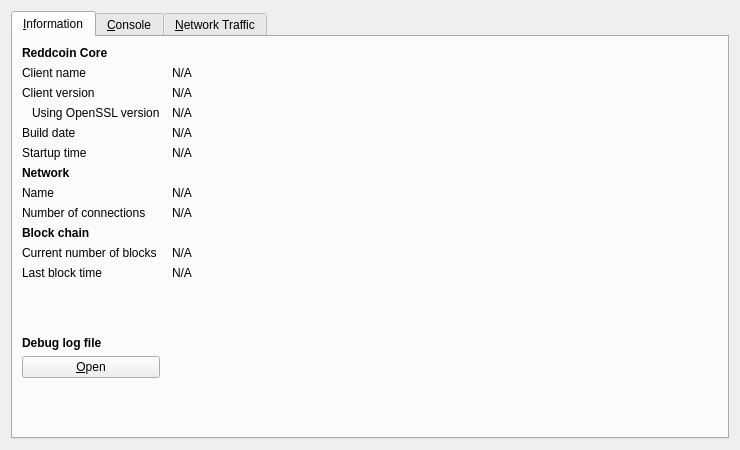
This is src/qt/forms/rpcconsole.ui in zarGonnn/reddcoin as Qt 5 draws it before an edit. The edited form follows.
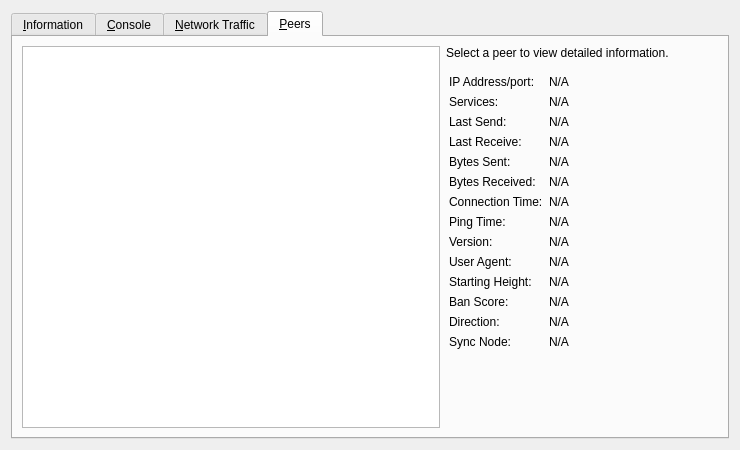
This is the edited form. The open tabs and pages were chosen to show the change. Icons and pictures are not drawn. Custom widgets are drawn as their Qt base class.

Commit message: Qt: Add GUI view of peer information. #4133

Patch:
```diff
--- a/src/qt/forms/rpcconsole.ui
+++ b/src/qt/forms/rpcconsole.ui
@@ -652,6 +652,281 @@
        </item>
       </layout>
      </widget>
+     <widget class="QWidget" name="tab_peers">
+      <attribute name="title">
+       <string>&amp;Peers</string>
+      </attribute>
+      <layout class="QGridLayout" name="gridLayout_2">
+       <item row="0" column="1">
+        <widget class="QLabel" name="peerHeading">
+         <property name="sizePolicy">
+          <sizepolicy hsizetype="Preferred" vsizetype="Minimum">
+           <horstretch>0</horstretch>
+           <verstretch>0</verstretch>
+          </sizepolicy>
+         </property>
+         <property name="text">
+          <string>Select a peer to view detailed information.</string>
+         </property>
+         <property name="margin">
+          <number>3</number>
+         </property>
+        </widget>
+       </item>
+       <item row="0" column="0" rowspan="2">
+        <widget class="QTableView" name="peerWidget">
+         <property name="sizePolicy">
+          <sizepolicy hsizetype="Expanding" vsizetype="Expanding">
+           <horstretch>0</horstretch>
+           <verstretch>0</verstretch>
+          </sizepolicy>
+         </property>
+         <property name="horizontalScrollBarPolicy">
+          <enum>Qt::ScrollBarAlwaysOff</enum>
+         </property>
+         <property name="editTriggers">
+          <set>QAbstractItemView::AnyKeyPressed|QAbstractItemView::DoubleClicked|QAbstractItemView::EditKeyPressed</set>
+         </property>
+         <property name="sortingEnabled">
+          <bool>true</bool>
+         </property>
+        </widget>
+       </item>
+       <item row="1" column="1">
+        <widget class="QWidget" name="detailWidget" native="true">
+         <property name="sizePolicy">
+          <sizepolicy hsizetype="Preferred" vsizetype="Expanding">
+           <horstretch>0</horstretch>
+           <verstretch>0</verstretch>
+          </sizepolicy>
+         </property>
+         <layout class="QGridLayout" name="gridLayout_3">
+          <property name="leftMargin">
+           <number>3</number>
+          </property>
+          <item row="12" column="0">
+           <widget class="QLabel" name="label_21">
+            <property name="text">
+             <string>Version:</string>
+            </property>
+           </widget>
+          </item>
+          <item row="11" column="1">
+           <widget class="QLabel" name="peerPingTime">
+            <property name="text">
+             <string>N/A</string>
+            </property>
+           </widget>
+          </item>
+          <item row="5" column="0">
+           <widget class="QLabel" name="label_19">
+            <property name="text">
+             <string>Last Receive:</string>
+            </property>
+           </widget>
+          </item>
+          <item row="14" column="0">
+           <widget class="QLabel" name="label_28">
+            <property name="text">
+             <string>User Agent:</string>
+            </property>
+           </widget>
+          </item>
+          <item row="12" column="1">
+           <widget class="QLabel" name="peerVersion">
+            <property name="text">
+             <string>N/A</string>
+            </property>
+           </widget>
+          </item>
+          <item row="8" column="1">
+           <widget class="QLabel" name="peerConnTime">
+            <property name="minimumSize">
+             <size>
+              <width>160</width>
+              <height>0</height>
+             </size>
+            </property>
+            <property name="text">
+             <string>N/A</string>
+            </property>
+           </widget>
+          </item>
+          <item row="11" column="0">
+           <widget class="QLabel" name="label_26">
+            <property name="text">
+             <string>Ping Time:</string>
+            </property>
+           </widget>
+          </item>
+          <item row="5" column="1">
+           <widget class="QLabel" name="peerLastRecv">
+            <property name="sizePolicy">
+             <sizepolicy hsizetype="Preferred" vsizetype="Preferred">
+              <horstretch>0</horstretch>
+              <verstretch>0</verstretch>
+             </sizepolicy>
+            </property>
+            <property name="text">
+             <string>N/A</string>
+            </property>
+           </widget>
+          </item>
+          <item row="8" column="0">
+           <widget class="QLabel" name="label_22">
+            <property name="text">
+             <string>Connection Time:</string>
+            </property>
+           </widget>
+          </item>
+          <item row="6" column="1">
+           <widget class="QLabel" name="peerBytesSent">
+            <property name="text">
+             <string>N/A</string>
+            </property>
+           </widget>
+          </item>
+          <item row="14" column="1">
+           <widget class="QLabel" name="peerSubversion">
+            <property name="text">
+             <string>N/A</string>
+            </property>
+           </widget>
+          </item>
+          <item row="15" column="0">
+           <widget class="QLabel" name="label_29">
+            <property name="text">
+             <string>Starting Height:</string>
+            </property>
+           </widget>
+          </item>
+          <item row="7" column="1">
+           <widget class="QLabel" name="peerBytesRecv">
+            <property name="text">
+             <string>N/A</string>
+            </property>
+           </widget>
+          </item>
+          <item row="6" column="0">
+           <widget class="QLabel" name="label_18">
+            <property name="text">
+             <string>Bytes Sent:</string>
+            </property>
+           </widget>
+          </item>
+          <item row="7" column="0">
+           <widget class="QLabel" name="label_20">
+            <property name="text">
+             <string>Bytes Received:</string>
+            </property>
+           </widget>
+          </item>
+          <item row="15" column="1">
+           <widget class="QLabel" name="peerHeight">
+            <property name="text">
+             <string>N/A</string>
+            </property>
+           </widget>
+          </item>
+          <item row="16" column="0">
+           <widget class="QLabel" name="label_24">
+            <property name="text">
+             <string>Ban Score:</string>
+            </property>
+           </widget>
+          </item>
+          <item row="16" column="1">
+           <widget class="QLabel" name="peerBanScore">
+            <property name="text">
+             <string>N/A</string>
+            </property>
+           </widget>
+          </item>
+          <item row="17" column="0">
+           <widget class="QLabel" name="label_23">
+            <property name="text">
+             <string>Direction:</string>
+            </property>
+           </widget>
+          </item>
+          <item row="17" column="1">
+           <widget class="QLabel" name="peerDirection">
+            <property name="text">
+             <string>N/A</string>
+            </property>
+           </widget>
+          </item>
+          <item row="19" column="0">
+           <widget class="QLabel" name="label_25">
+            <property name="text">
+             <string>Sync Node:</string>
+            </property>
+           </widget>
+          </item>
+          <item row="19" column="1">
+           <widget class="QLabel" name="peerSyncNode">
+            <property name="text">
+             <string>N/A</string>
+            </property>
+           </widget>
+          </item>
+          <item row="3" column="0">
+           <widget class="QLabel" name="label_15">
+            <property name="text">
+             <string>Last Send:</string>
+            </property>
+           </widget>
+          </item>
+          <item row="2" column="0">
+           <widget class="QLabel" name="label_4">
+            <property name="text">
+             <string>Services:</string>
+            </property>
+           </widget>
+          </item>
+          <item row="1" column="0">
+           <widget class="QLabel" name="label_27">
+            <property name="text">
+             <string>IP Address/port:</string>
+            </property>
+           </widget>
+          </item>
+          <item row="3" column="1">
+           <widget class="QLabel" name="peerLastSend">
+            <property name="text">
+             <string>N/A</string>
+            </property>
+           </widget>
+          </item>
+          <item row="2" column="1">
+           <widget class="QLabel" name="peerServices">
+            <property name="text">
+             <string>N/A</string>
+            </property>
+           </widget>
+          </item>
+          <item row="1" column="1">
+           <widget class="QLabel" name="peerAddr">
+            <property name="text">
+             <string>N/A</string>
+            </property>
+           </widget>
+          </item>
+          <item row="20" column="0">
+           <widget class="QWidget" name="widget" native="true">
+            <property name="sizePolicy">
+             <sizepolicy hsizetype="Preferred" vsizetype="Expanding">
+              <horstretch>0</horstretch>
+              <verstretch>0</verstretch>
+             </sizepolicy>
+            </property>
+           </widget>
+          </item>
+         </layout>
+        </widget>
+       </item>
+      </layout>
+     </widget>
     </widget>
    </item>
   </layout>
```
The commit also changes 9 other files.
